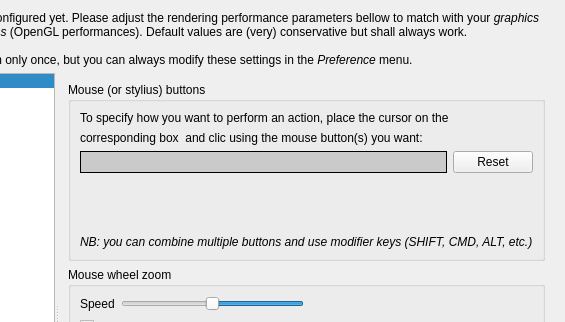
Old version of the form src/UserPreferencesDialog.ui in the repository markus-wa/glmixer-mirror; both pictures show x 117 to 682 and y 0 to 322 of the 682 by 564 pixel window.
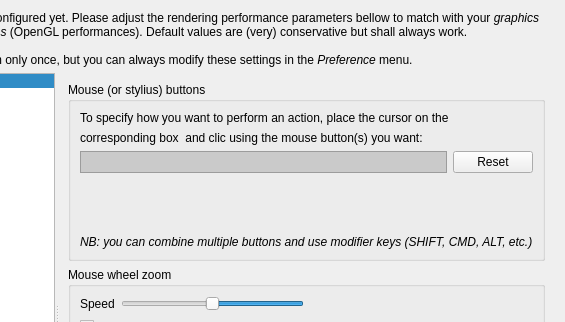
New version of the form. The open tabs and pages were chosen to show the change. Icons and pictures are not drawn. Custom widgets are drawn as their Qt base class.

Patch:
```diff
--- a/src/UserPreferencesDialog.ui
+++ b/src/UserPreferencesDialog.ui
@@ -1040,7 +1040,7 @@
 font: 75;</string>
                   </property>
                   <property name="frameShape">
-                   <enum>QFrame::Box</enum>
+                   <enum>QFrame::StyledPanel</enum>
                   </property>
                   <property name="frameShadow">
                    <enum>QFrame::Plain</enum>
```
Left out of the diff: 2 changed lines with no effect on the pictures.
